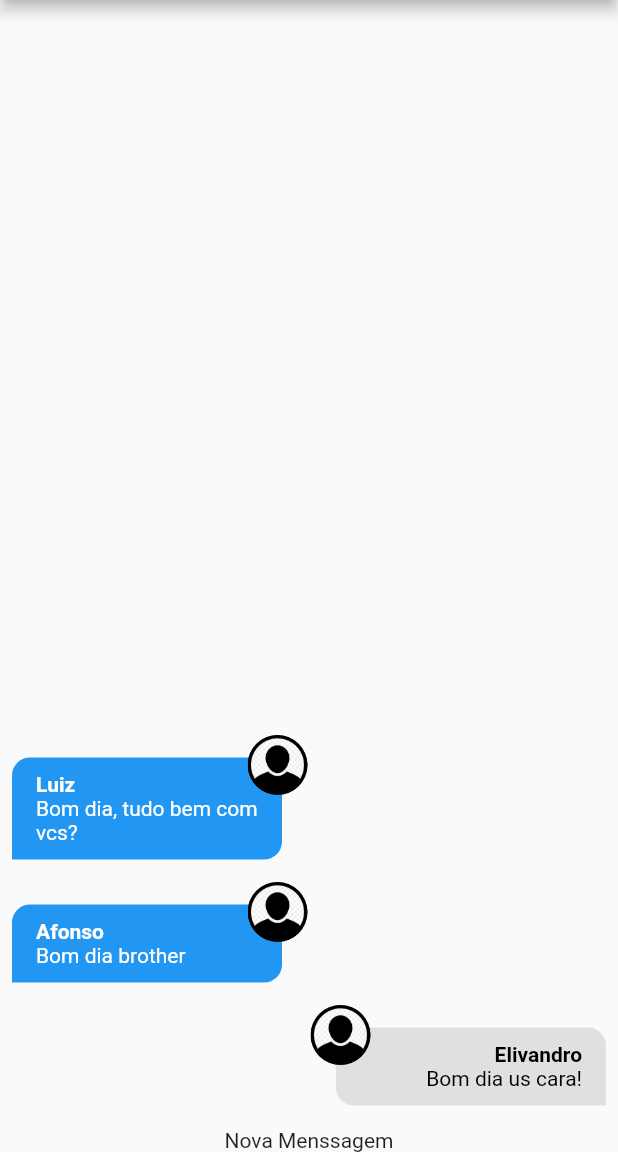
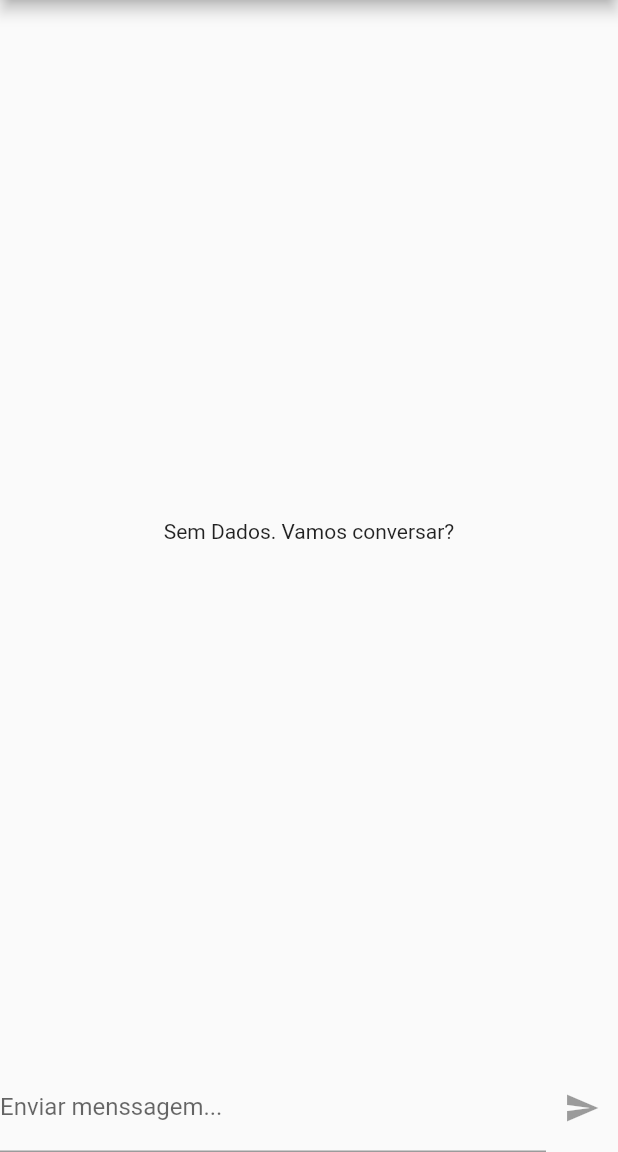
Before and after one commit to oscarbfs/Chat, a Flutter app: the screen it shows after launch, on a phone screen of 412 x 824 dp, the part 84-1236 px from its top. Run offline on Flutter 3.47's test engine with Material 2 defaults, Android fonts, the phone set to English and light mode, and no system bars; our stand-ins replace image_picker; accounts and stored records are empty.

Commit message:
Componente New Message

```diff
--- a/lib/components/new_message.dart
+++ b/lib/components/new_message.dart
@@ -1,12 +1,50 @@
+import 'package:chat/core/services/auth/auth_service.dart';
+import 'package:chat/core/services/chat/chat_service.dart';
 import 'package:flutter/material.dart';
 
-class NewMessage extends StatelessWidget {
+class NewMessage extends StatefulWidget {
   const NewMessage({Key? key}) : super(key: key);
 
   @override
+  State<NewMessage> createState() => _NewMessageState();
+}
+
+class _NewMessageState extends State<NewMessage> {
+  String _message = '';
+  final _messageController = TextEditingController();
+
+  Future<void> _sendMessage() async {
+    final user = AuthService().currentUser;
+
+    if (user != null) {
+      await ChatService().save(_message, user);
+      _messageController.clear();
+    }
+  }
+
+  @override
   Widget build(BuildContext context) {
-    return Center(
-      child: Text('Nova Menssagem'),
+    return Row(
+      children: [
+        Expanded(
+          child: TextField(
+            controller: _messageController,
+            onChanged: (msg) => setState(() => _message = msg),
+            decoration: const InputDecoration(
+              labelText: 'Enviar menssagem...',
+            ),
+            onSubmitted: (_) {
+              if (_message.trim().isNotEmpty) {
+                _sendMessage();
+              }
+            },
+          ),
+        ),
+        IconButton(
+          icon: const Icon(Icons.send),
+          onPressed: _message.trim().isEmpty ? null : _sendMessage,
+        ),
+      ],
     );
   }
 }
--- a/lib/core/services/auth/auth_mock_service.dart
+++ b/lib/core/services/auth/auth_mock_service.dart
@@ -8,9 +8,9 @@ import 'package:chat/core/services/auth/auth_service.dart';
 class AuthMockService implements AuthService {
   static const _defaultUser = ChatUser(
     id: '1',
-    name: 'Teste',
-    email: 'teste@gmail.com',
-    imageUrl: 'assets/images/avater.png',
+    name: 'Elton',
+    email: 'elton@gmail.com',
+    imageUrl: 'assets/images/avatar.png',
   );
 
   static final Map<String, ChatUser> _users = {
--- a/lib/core/services/chat/chat_mock_service.dart
+++ b/lib/core/services/chat/chat_mock_service.dart
@@ -7,30 +7,30 @@ import 'package:chat/core/services/chat/chat_service.dart';
 
 class ChatMockService implements ChatService {
   static final List<ChatMessage> _msgs = [
-    ChatMessage(
-      id: '1',
-      text: 'Bom dia us cara!',
-      createdAt: DateTime.now().toString(),
-      userId: '1',
-      userName: 'Elivandro',
-      userImageURL: 'assets/images/avatar.png',
-    ),
-    ChatMessage(
-      id: 'id2',
-      text: 'Bom dia brother',
-      createdAt: DateTime.now().toString(),
-      userId: '1234',
-      userName: 'Afonso',
-      userImageURL: 'assets/images/avatar.png',
-    ),
-    ChatMessage(
-      id: 'id3',
-      text: 'Bom dia, tudo bem com vcs?',
-      createdAt: DateTime.now().toString(),
-      userId: '12345',
-      userName: 'Luiz',
-      userImageURL: 'assets/images/avatar.png',
-    ),
+    // ChatMessage(
+    //   id: '1',
+    //   text: 'Bom dia us cara!',
+    //   createdAt: DateTime.now().toString(),
+    //   userId: '1',
+    //   userName: 'Elivandro',
+    //   userImageURL: 'assets/images/avatar.png',
+    // ),
+    // ChatMessage(
+    //   id: 'id2',
+    //   text: 'Bom dia brother',
+    //   createdAt: DateTime.now().toString(),
+    //   userId: '1234',
+    //   userName: 'Afonso',
+    //   userImageURL: 'assets/images/avatar.png',
+    // ),
+    // ChatMessage(
+    //   id: 'id3',
+    //   text: 'Bom dia, tudo bem com vcs?',
+    //   createdAt: DateTime.now().toString(),
+    //   userId: '12345',
+    //   userName: 'Luiz',
+    //   userImageURL: 'assets/images/avatar.png',
+    // ),
   ];
   static MultiStreamController<List<ChatMessage>>? _controller;
   static final _msgsStream = Stream<List<ChatMessage>>.multi((controller) {
@@ -52,7 +52,7 @@ class ChatMockService implements ChatService {
       userImageURL: user.imageUrl,
     );
     _msgs.add(newMessage);
-    _controller?.add(_msgs);
+    _controller?.add(_msgs.reversed.toList());
     return newMessage;
   }
 }
```
